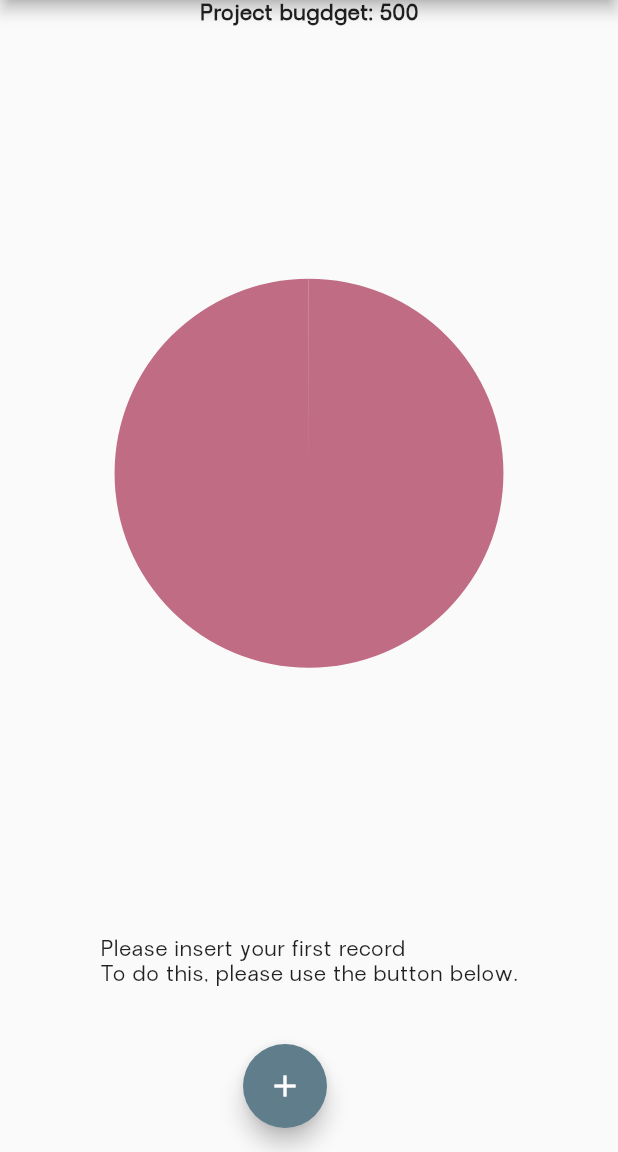
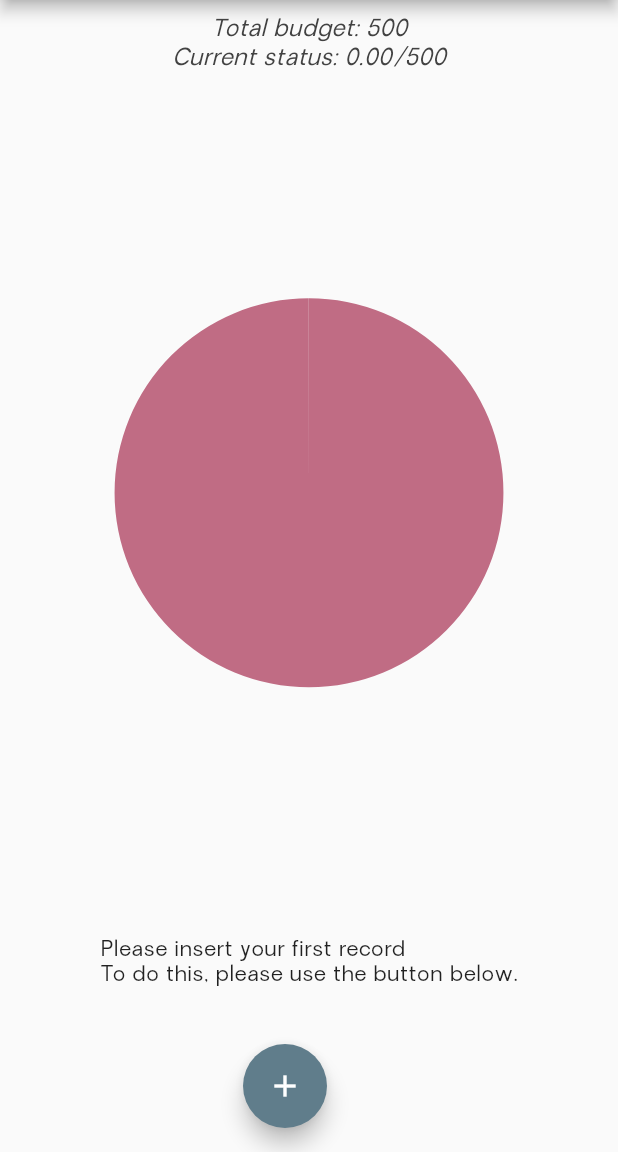
Before and after one commit to dukpio/bussines-tracker-travel, a Flutter app: the screen it shows after launch, on a phone screen of 412 x 824 dp, the part 84-1236 px from its top. Run offline on Flutter 3.47's test engine with Material 2 defaults, Android fonts, the phone set to English and light mode, and no system bars; our stand-ins replace syncfusion_flutter_charts.

Commit message:
BTT-009: Delete function improved - added new argument. Chart rebuilt - Exceeding the budget will be signaled.

```diff
--- a/lib/chart.dart
+++ b/lib/chart.dart
@@ -22,14 +22,21 @@ class Chart extends StatelessWidget {
     return SizedBox(
         width: 325,
         height: 115,
-      child: Column(
+        child: sum < 500
+            ? Column(
                 children: [
-          Text(
-            'Project bugdget: 500',
-            style: TextStyle(fontWeight: FontWeight.bold),
-          ),
+                  // Text(
+                  //   'Project bugdget: 500',
+                  //   style: TextStyle(fontWeight: FontWeight.bold),
+                  // ),
                   Expanded(
-            child: SfCircularChart(series: <CircularSeries>[
+                    child: SfCircularChart(
+                        title: ChartTitle(
+                            text: 'Total budget: 500 \nCurrent status: ' +
+                                sum.toStringAsFixed(2) +
+                                '/500',
+                            textStyle: TextStyle(fontStyle: FontStyle.italic)),
+                        series: <CircularSeries>[
                           PieSeries<ChartData, String>(
                               dataSource: chartData,
                               xValueMapper: (ChartData data, _) => data.x,
@@ -40,7 +47,18 @@ class Chart extends StatelessWidget {
                         ]),
                   )
                 ],
+              )
+            : Card(
+                color: Colors.amber,
+                elevation: 10,
+                child: Center(
+                  child: Text(
+                    'You are over budget!\nCurrent status: ' +
+                        sum.toStringAsFixed(2) +
+                        '/500',
+                    style: TextStyle(fontWeight: FontWeight.bold),
                   ),
-    );
+                ),
+              ));
   }
 }
--- a/lib/list.dart
+++ b/lib/list.dart
@@ -42,7 +42,7 @@ class ListofRecords extends StatelessWidget {
                 ),
                 trailing: IconButton(
                   icon: Icon(Icons.delete),
-                  onPressed: () => deleteRecord(records[index].name),
+                  onPressed: () => deleteRecord(records[index].id),
                 ),
               ),
             );
--- a/lib/models/record.dart
+++ b/lib/models/record.dart
@@ -2,10 +2,12 @@ class Record {
   final String name;
   final double amount;
   final DateTime date;
+  final String id;
 
   Record({
     required this.name,
     required this.amount,
     required this.date,
+    required this.id,
   });
 }
```
Also changed, not shown: lib/main.dart (+8 -3 lines). Lines whose indentation alone changed are shown as unchanged.
